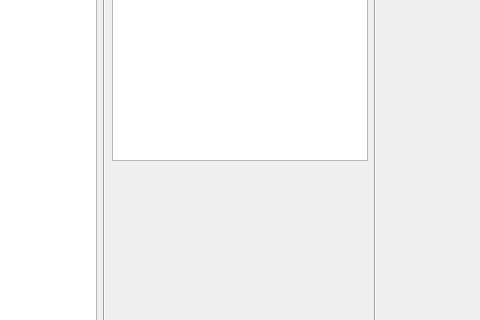
Old version of the form app_pc/ProjetCo_AppPC/mainwindow.ui in the repository AnceretMatthieu/bebete; both pictures show x 252 to 732 and y 294 to 614 of the 1024 by 768 pixel window.
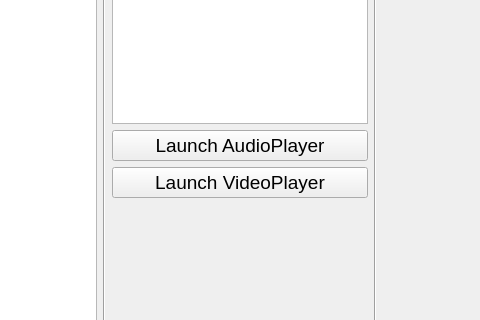
New version of the form.

Commit message: Integration du lecteur audio et du lecteur video dans l'applicaiton principale

Diff of the .ui file:
```diff
--- a/app_pc/ProjetCo_AppPC/mainwindow.ui
+++ b/app_pc/ProjetCo_AppPC/mainwindow.ui
@@ -227,6 +227,20 @@
           </attribute>
          </widget>
         </item>
+        <item>
+         <widget class="QPushButton" name="pushButton_6">
+          <property name="text">
+           <string>Launch AudioPlayer</string>
+          </property>
+         </widget>
+        </item>
+        <item>
+         <widget class="QPushButton" name="pushButton_7">
+          <property name="text">
+           <string>Launch VideoPlayer</string>
+          </property>
+         </widget>
+        </item>
         <item>
          <spacer name="verticalSpacer">
           <property name="orientation">
```
The commit also changes 58 other files.
